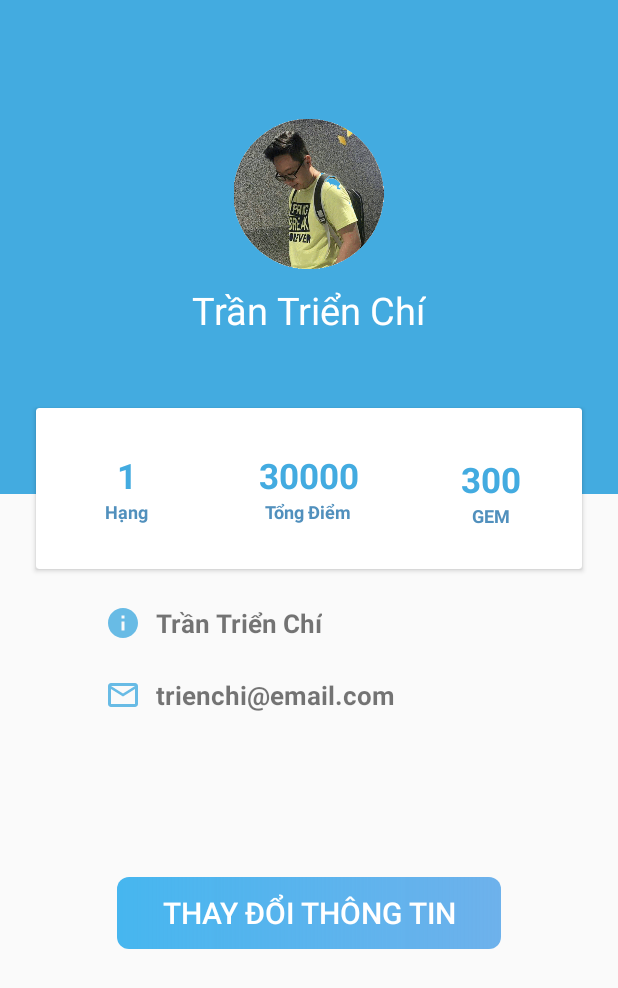
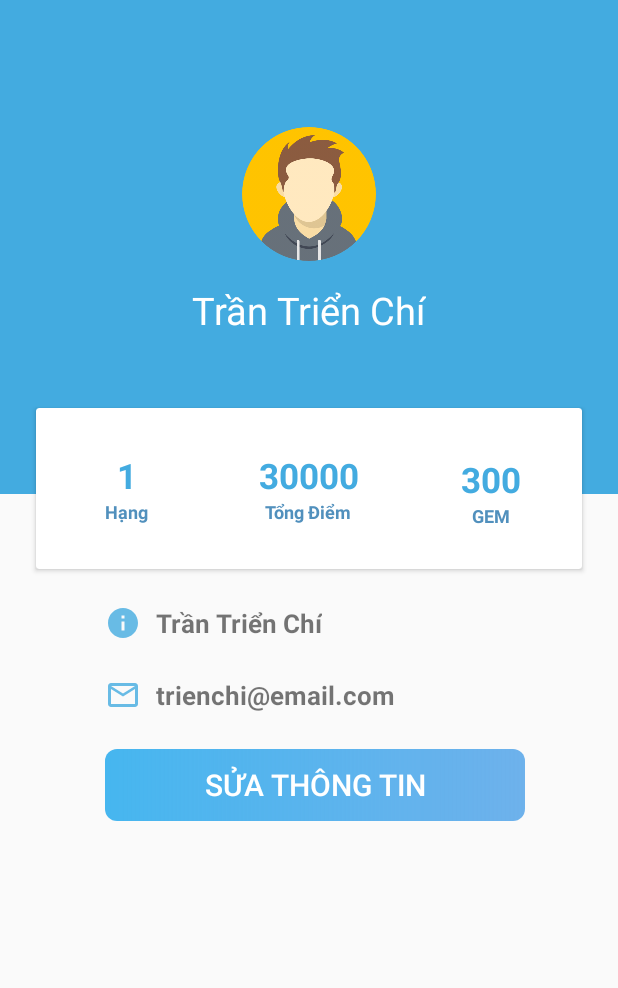
Before and after one commit to eouen12/do-an-LT-Android, an Android app: the ProfileActivity screen opened directly, with no data from a screen before it, on a phone screen of 412 x 824 dp. Shown: the top 988 px of the screen. Run offline under Robolectric (Android 15) with nearby library versions, the phone set to English and light mode, and no system bars; our stand-ins replace CircleImageView.

```diff
--- a/App Quiz Me/app/src/main/AndroidManifest.xml
+++ b/App Quiz Me/app/src/main/AndroidManifest.xml
@@ -48,11 +48,13 @@
         <activity
             android:name=".MainActivity"
             android:screenOrientation="portrait">
+
             <intent-filter>
                 <action android:name="android.intent.action.MAIN" />
 
                 <category android:name="android.intent.category.LAUNCHER" />
             </intent-filter>
+
         </activity>
     </application>
 
--- a/App Quiz Me/app/src/main/java/com/doanltandroid/quizme/LayLaiMatKhauActivity.java
+++ b/App Quiz Me/app/src/main/java/com/doanltandroid/quizme/LayLaiMatKhauActivity.java
@@ -21,7 +21,7 @@ public class LayLaiMatKhauActivity extends AppCompatActivity {
     private EditText txtInputForgotPwd;
     private Button btnForgotPwd;
     private ProgressDialog dialog;
-    private View layoutSendEmail, layoutResetPwd, layoutConfirmCode;
+    private View layoutSendEmail, layoutResetPwd;
 
     @Override
     protected void onCreate(Bundle savedInstanceState) {
@@ -39,7 +39,6 @@ public class LayLaiMatKhauActivity extends AppCompatActivity {
 
         layoutResetPwd = (View) findViewById(R.id.layoutResetPwd);
         layoutSendEmail = (View) findViewById(R.id.layoutSendEmail);
-        layoutConfirmCode = (View) findViewById(R.id.layoutConfirmCode);
     }
 
     @Override
@@ -66,7 +65,7 @@ public class LayLaiMatKhauActivity extends AppCompatActivity {
                         taoThongBao("Lỗi", msg).show();
                     } else {
                         layoutSendEmail.setVisibility(View.GONE);
-                        layoutConfirmCode.setVisibility(View.VISIBLE);
+                        layoutResetPwd.setVisibility(View.VISIBLE);
                     }
                 } catch (JSONException e) {
                     e.printStackTrace();
--- /dev/null
+++ b/App Quiz Me/app/src/main/res/drawable/style_edit_text_profile.xml
@@ -0,0 +1,11 @@
+<?xml version="1.0" encoding="utf-8"?>
+<shape xmlns:android="http://schemas.android.com/apk/res/android">
+
+    <solid android:color="#74EEECEC" />
+    <corners android:radius="28dp" />
+
+    <padding android:bottom="8dp" android:left="14dp" android:right="14dp" android:top="8dp" />
+
+
+
+</shape>
--- a/App Quiz Me/app/src/main/res/layout/activity_laylaimatkhau.xml
+++ b/App Quiz Me/app/src/main/res/layout/activity_laylaimatkhau.xml
@@ -55,17 +55,6 @@
         app:layout_constraintTop_toTopOf="@+id/guideline"
         android:visibility="visible"/>
 
-    <include
-        android:id="@+id/layoutConfirmCode"
-        layout="@layout/layout_confirm_code_reset_pwd"
-        android:layout_width="0dp"
-        android:layout_height="0dp"
-        app:layout_constraintBottom_toBottomOf="parent"
-        app:layout_constraintEnd_toStartOf="@+id/guideline6"
-        app:layout_constraintHorizontal_bias="0.0"
-        app:layout_constraintStart_toStartOf="@+id/guideline2"
-        app:layout_constraintTop_toTopOf="@+id/guideline"
-        android:visibility="gone"/>
 
 
     <include
--- a/App Quiz Me/app/src/main/res/layout/activity_profile.xml
+++ b/App Quiz Me/app/src/main/res/layout/activity_profile.xml
@@ -7,6 +7,13 @@
     android:layout_height="match_parent"
     tools:context=".ProfileActivity">
 
+
+    <androidx.constraintlayout.widget.Guideline
+        android:id="@+id/guideline11"
+        android:layout_width="wrap_content"
+        android:layout_height="wrap_content"
+        android:orientation="horizontal"
+        app:layout_constraintGuide_percent=".9" />
 
     <androidx.constraintlayout.widget.Guideline
         android:id="@+id/guideline19"
@@ -133,11 +140,17 @@
         app:layout_constraintStart_toStartOf="parent"
         app:layout_constraintTop_toTopOf="parent">
 
-        <ImageView
-            android:layout_width="110dp"
-            android:layout_height="110dp"
-            android:paddingBottom="10dp"
-            android:src="@drawable/jacklaing" />
+        <de.hdodenhof.circleimageview.CircleImageView
+            android:id="@+id/img_avatar"
+            android:layout_width="100dp"
+            android:layout_height="100dp"
+            android:src="@drawable/avatar"
+            app:civ_border_color="#FF000000"
+            android:padding="5dp"
+            android:layout_marginBottom="10dp"
+            app:layout_constraintEnd_toEndOf="parent"
+            app:layout_constraintStart_toStartOf="parent"
+            app:layout_constraintTop_toTopOf="@+id/guideline5" />
 
         <TextView
             android:layout_width="wrap_content"
@@ -180,9 +193,10 @@
         android:layout_height="wrap_content"
         android:orientation="horizontal"
         app:layout_constraintGuide_begin="548dp"
-        app:layout_constraintGuide_percent="0.7" />
+        app:layout_constraintGuide_percent="0.85" />
 
     <androidx.constraintlayout.widget.ConstraintLayout
+        android:id="@+id/layoutInfo"
         android:layout_width="0dp"
         android:layout_height="0dp"
         app:layout_constraintBottom_toTopOf="@+id/guideline15"
@@ -190,7 +204,8 @@
         app:layout_constraintHorizontal_bias="1.0"
         app:layout_constraintStart_toStartOf="@+id/guideline18"
         app:layout_constraintTop_toTopOf="@+id/guideline14"
-        app:layout_constraintVertical_bias="0.0">
+        app:layout_constraintVertical_bias="0.0"
+        android:visibility="visible">
 
         <ImageView
             android:id="@+id/imageView8"
@@ -234,20 +249,87 @@
             app:layout_constraintBottom_toBottomOf="@+id/imageView9"
             app:layout_constraintStart_toEndOf="@+id/imageView9"
             app:layout_constraintTop_toTopOf="@+id/imageView9" />
+
+        <Button
+            android:id="@+id/btnEditProfile"
+            style="@style/style_button"
+            android:layout_width="0dp"
+            android:layout_height="wrap_content"
+            android:layout_marginTop="24dp"
+            android:layout_marginStart="0dp"
+            android:layout_marginEnd="0dp"
+            android:text="Sửa thông tin"
+            app:layout_constraintEnd_toEndOf="parent"
+            app:layout_constraintStart_toStartOf="@+id/imageView9"
+            app:layout_constraintTop_toBottomOf="@+id/textView7" />
     </androidx.constraintlayout.widget.ConstraintLayout>
 
-    <Button
-        android:id="@+id/btnChangeInfo"
+    <androidx.constraintlayout.widget.ConstraintLayout
+        android:id="@+id/layoutEditProfile"
         android:layout_width="0dp"
-        android:layout_height="wrap_content"
-        android:layout_marginStart="16dp"
-        android:layout_marginTop="8dp"
-        android:layout_marginEnd="16dp"
-        android:text="Thay đổi thông tin"
-        style="@style/style_button"
+        android:layout_height="0dp"
+        app:layout_constraintBottom_toTopOf="@+id/guideline11"
         app:layout_constraintEnd_toStartOf="@+id/guideline19"
         app:layout_constraintStart_toStartOf="@+id/guideline18"
-        app:layout_constraintTop_toTopOf="@+id/guideline15" />
+        app:layout_constraintTop_toBottomOf="@+id/cardView2"
+        app:layout_constraintVertical_bias="0.508"
+        android:visibility="gone">
+
+        <Button
+            android:id="@+id/btnConfirmEditProfile"
+            android:layout_width="0dp"
+            android:layout_height="wrap_content"
+            android:text="Xác nhận"
+            style="@style/style_button"
+            android:layout_marginStart="0dp"
+            android:layout_marginEnd="0dp"
+            app:layout_constraintEnd_toEndOf="parent"
+            app:layout_constraintStart_toStartOf="parent"
+            app:layout_constraintTop_toBottomOf="@+id/editText3" />
+
+        <EditText
+            android:id="@+id/editText"
+            android:layout_width="0dp"
+            android:layout_height="wrap_content"
+            android:layout_marginTop="16dp"
+            android:background="@drawable/style_edit_text_profile"
+            android:ems="10"
+            android:hint="Họ tên"
+            android:inputType="textPersonName"
+            android:text=""
+            app:layout_constraintEnd_toEndOf="parent"
+            app:layout_constraintStart_toStartOf="parent"
+            app:layout_constraintTop_toTopOf="parent" />
+
+        <EditText
+            android:id="@+id/editText2"
+            android:layout_width="0dp"
+            android:layout_height="wrap_content"
+            android:layout_marginTop="16dp"
+            android:background="@drawable/style_edit_text_profile"
+            android:ems="10"
+            android:hint="Mật khẩu"
+            android:inputType="textPassword"
+            android:text=""
+            app:layout_constraintEnd_toEndOf="@+id/editText"
+            app:layout_constraintStart_toStartOf="@+id/editText"
+            app:layout_constraintTop_toBottomOf="@+id/editText" />
+
+        <EditText
+            android:id="@+id/editText3"
+            android:layout_width="0dp"
+            android:layout_height="wrap_content"
+            android:layout_marginTop="16dp"
+            android:background="@drawable/style_edit_text_profile"
+            android:ems="10"
+            android:hint="Xác nhận mật khẩu"
+            android:inputType="textPassword"
+            android:text=""
+            app:layout_constraintEnd_toEndOf="@+id/editText2"
+            app:layout_constraintStart_toStartOf="@+id/editText2"
+            app:layout_constraintTop_toBottomOf="@+id/editText2" />
+
+    </androidx.constraintlayout.widget.ConstraintLayout>
 
 
 </androidx.constraintlayout.widget.ConstraintLayout>
--- a/App Quiz Me/app/src/main/res/layout/layout_confirm_code_reset_pwd.xml
+++ /dev/null
@@ -1,21 +0,0 @@
-<?xml version="1.0" encoding="utf-8"?>
-<LinearLayout xmlns:android="http://schemas.android.com/apk/res/android"
-    android:orientation="vertical" android:layout_width="match_parent"
-    android:layout_height="match_parent">
-
-    <EditText
-        android:id="@+id/txtConfirmCode"
-        android:background="@drawable/style_edit_text"
-        android:layout_width="match_parent"
-        android:layout_height="wrap_content"
-        android:ems="10"
-        android:inputType="textPersonName"
-        android:hint="Nhập mã xác nhận" />
-
-    <Button
-        android:id="@+id/btnConfirmCode"
-        style="@style/style_button"
-        android:layout_width="match_parent"
-        android:layout_height="wrap_content"
-        android:text="Xác nhận" />
-</LinearLayout>
--- a/App Quiz Me/app/src/main/res/layout/layout_reset_password.xml
+++ b/App Quiz Me/app/src/main/res/layout/layout_reset_password.xml
@@ -7,9 +7,19 @@
     android:orientation="vertical">
 
     <EditText
+        android:id="@+id/editText4"
+        android:layout_width="match_parent"
+        android:layout_height="wrap_content"
+        android:ems="10"
+        android:background="@drawable/style_edit_text"
+        android:inputType="textPersonName"
+        android:hint="Nhập mã xác nhận" />
+
+    <EditText
         android:id="@+id/txtResetPwd"
         android:layout_width="match_parent"
         android:layout_height="wrap_content"
+        android:layout_marginTop="16dp"
         android:background="@drawable/style_edit_text"
         android:ems="10"
         android:hint="Mật khẩu mới"
```
Also changed, not shown: 1 other file.
